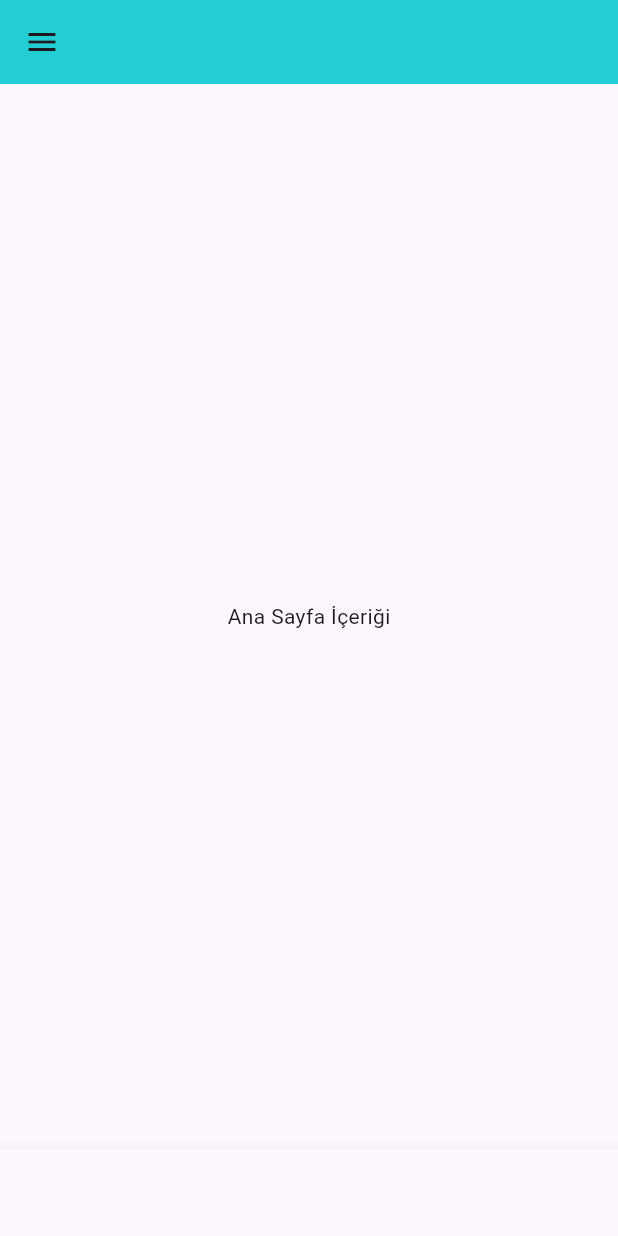
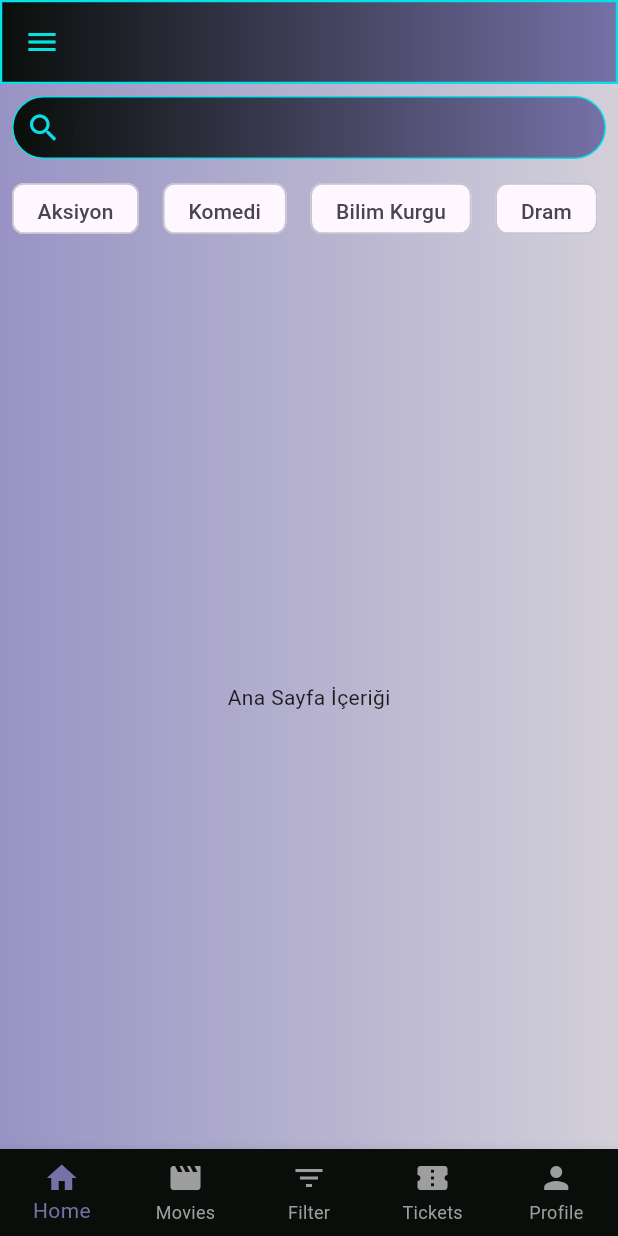
Before and after one commit to gulyilmazz/cinema_ticket_app, a Flutter app: the Home screen opened directly, on a phone screen of 412 x 824 dp. Run offline on Flutter 3.47's test engine with Material 3 defaults, Android fonts, the phone set to English and light mode, and no system bars; our stand-ins replace dots_indicator.

Commit message:
search and categories add

```diff
--- a/lib/screens/bottoms/fav_screen.dart
+++ b/lib/screens/bottoms/fav_screen.dart
@@ -17,7 +17,7 @@ class FavScreen extends StatelessWidget {
     return Scaffold(
       appBar: AppBar(
         title: const Text('Vizyona Girecek Filmler'),
-        backgroundColor: const Color.fromARGB(255, 221, 202, 30),
+        backgroundColor: const Color.fromARGB(255, 253, 251, 251),
       ),
       body: Column(
         children: <Widget>[
--- a/lib/screens/home/home.dart
+++ b/lib/screens/home/home.dart
@@ -14,52 +14,158 @@ class _HomeState extends State<Home> {
   int _selectedIndex = 0;
 
   final List<Widget> _pages = [
-    AnaSayfaIcerigi(), FavScreen(), // Filmler
-    FiltrelemeSecenekleriSayfasi(), // Sinemalar
-    BiletlerSayfasi(), // Biletler
-    ProfilScreen(), // Profil
+    AnaSayfaIcerigi(),
+    FavScreen(),
+    FiltrelemeSecenekleriSayfasi(),
+    BiletlerSayfasi(),
+    ProfilScreen(),
   ];
 
   @override
   Widget build(BuildContext context) {
     return Scaffold(
+      body: Container(
+        decoration: BoxDecoration(
+          gradient: LinearGradient(
+            colors: [
+              const Color.fromARGB(255, 152, 147, 196),
+              const Color.fromARGB(255, 211, 208, 218),
+            ],
+          ),
+        ),
+        child: _pages[_selectedIndex],
+      ),
       appBar: AppBar(
-        title: Text(''), // Sayfa başlığı
-        backgroundColor: const Color.fromARGB(255, 34, 206, 212),
+        title: Text(''),
+        flexibleSpace: Container(
+          decoration: BoxDecoration(
+            border: Border.all(
+              // Kenarlık rengi
+              color: const Color.fromARGB(255, 10, 222, 230),
+              width: 1.5,
+            ),
+            gradient: LinearGradient(
+              colors: [
+                const Color.fromARGB(255, 9, 14, 10),
+                const Color.fromARGB(255, 118, 113, 167),
+              ],
+            ),
+          ),
+        ),
+        iconTheme: IconThemeData(
+          color: const Color.fromARGB(255, 10, 223, 223),
+        ),
       ),
-      drawer: LeftDrawer(), // LeftDrawer widget'ını ekliyoruz
-      body: _pages[_selectedIndex], // Doğru sayfayı göster
+      drawer: LeftDrawer(),
       bottomNavigationBar: BottomNavigationBar(
-        currentIndex: _selectedIndex,
+        backgroundColor: const Color.fromARGB(255, 9, 14, 10),
+        type: BottomNavigationBarType.fixed,
+        selectedItemColor: const Color.fromARGB(255, 118, 113, 167),
+        unselectedItemColor: Colors.grey,
         onTap: (index) {
           setState(() {
             _selectedIndex = index;
           });
         },
         items: const [
-          BottomNavigationBarItem(icon: Icon(Icons.home), label: 'Ana Sayfa'),
+          BottomNavigationBarItem(icon: Icon(Icons.home), label: 'Home'),
           BottomNavigationBarItem(
-            icon: Icon(Icons.favorite),
-            label: 'Favoriler',
+            icon: Icon(Icons.movie_sharp),
+            label: 'Movies',
           ),
           BottomNavigationBarItem(
             icon: Icon(Icons.filter_list),
-            label: 'Filtrele',
+            label: 'Filter',
           ),
           BottomNavigationBarItem(
             icon: Icon(Icons.confirmation_number),
-            label: 'Biletler',
+            label: 'Tickets',
           ),
-          BottomNavigationBarItem(icon: Icon(Icons.person), label: 'Profil'),
+          BottomNavigationBarItem(icon: Icon(Icons.person), label: 'Profile'),
         ],
       ),
     );
   }
 }
 
-class AnaSayfaIcerigi extends StatelessWidget {
+class AnaSayfaIcerigi extends StatefulWidget {
+  @override
+  _AnaSayfaIcerigiState createState() => _AnaSayfaIcerigiState();
+}
+
+class _AnaSayfaIcerigiState extends State<AnaSayfaIcerigi> {
+  bool _isSearchVisible = false;
+
   @override
   Widget build(BuildContext context) {
-    return Center(child: Text('Ana Sayfa İçeriği'));
+    return Column(
+      children: [
+        Padding(
+          padding: const EdgeInsets.all(8.0),
+          child: GestureDetector(
+            onTap: () {
+              setState(() {
+                _isSearchVisible = !_isSearchVisible;
+              });
+            },
+            child: Container(
+              decoration: BoxDecoration(
+                borderRadius: BorderRadius.circular(30),
+                border: Border.all(
+                  // Kenarlık rengi
+                  color: const Color.fromARGB(255, 10, 222, 230),
+                  width: 1,
+                ),
+                gradient: LinearGradient(
+                  colors: [
+                    const Color.fromARGB(255, 9, 14, 10),
+                    const Color.fromARGB(255, 118, 113, 167),
+                  ],
+                ),
+              ),
+
+              padding: EdgeInsets.all(8),
+              child: Row(
+                children: [
+                  Icon(
+                    Icons.search,
+                    color: const Color.fromARGB(255, 10, 222, 230),
+                  ),
+
+                  SizedBox(width: 8),
+                  Text('Ara'),
+                ],
+              ),
+            ),
+          ),
+        ),
+        SizedBox(
+          height: 50,
+          child: ListView(
+            scrollDirection: Axis.horizontal, // Yatay kaydırma
+            children: [
+              Padding(
+                padding: const EdgeInsets.all(8.0),
+                child: Chip(label: Text('Aksiyon')),
+              ),
+              Padding(
+                padding: const EdgeInsets.all(8.0),
+                child: Chip(label: Text('Komedi')),
+              ),
+              Padding(
+                padding: const EdgeInsets.all(8.0),
+                child: Chip(label: Text('Bilim Kurgu')),
+              ),
+              Padding(
+                padding: const EdgeInsets.all(8.0),
+                child: Chip(label: Text('Dram')),
+              ),
+              // Daha fazla kategori ekleyebilirsiniz
+            ],
+          ),
+        ),
+        Expanded(child: Center(child: Text('Ana Sayfa İçeriği'))),
+      ],
+    );
   }
 }
--- a/lib/widgets/buttons/left_drawer.dart
+++ b/lib/widgets/buttons/left_drawer.dart
@@ -96,6 +96,7 @@ class _LeftDrawerState extends State<LeftDrawer> {
               padding: EdgeInsets.all(8),
               decoration: BoxDecoration(
                 border: Border.all(
+                  // Kenarlık rengi
                   color: const Color.fromARGB(255, 10, 222, 230),
                   width: 1.5,
                 ),
```
